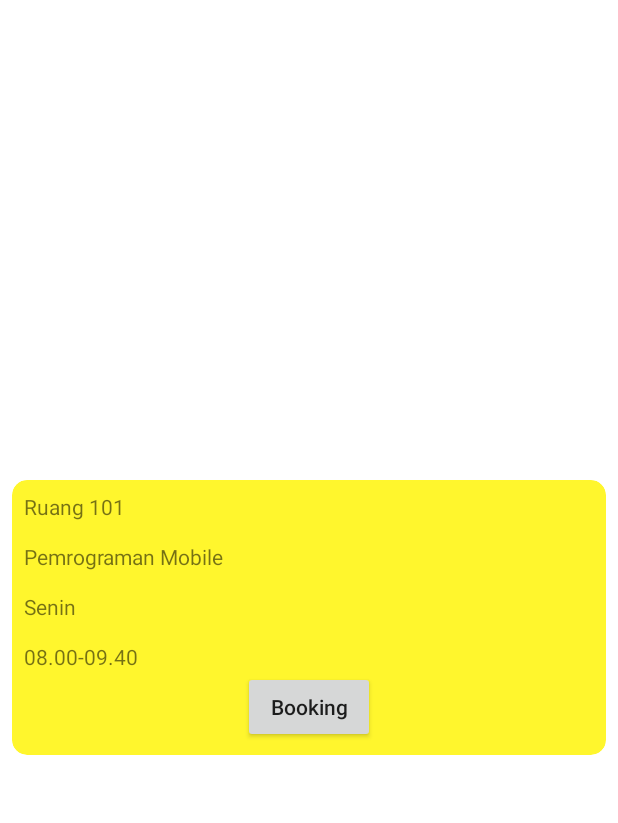
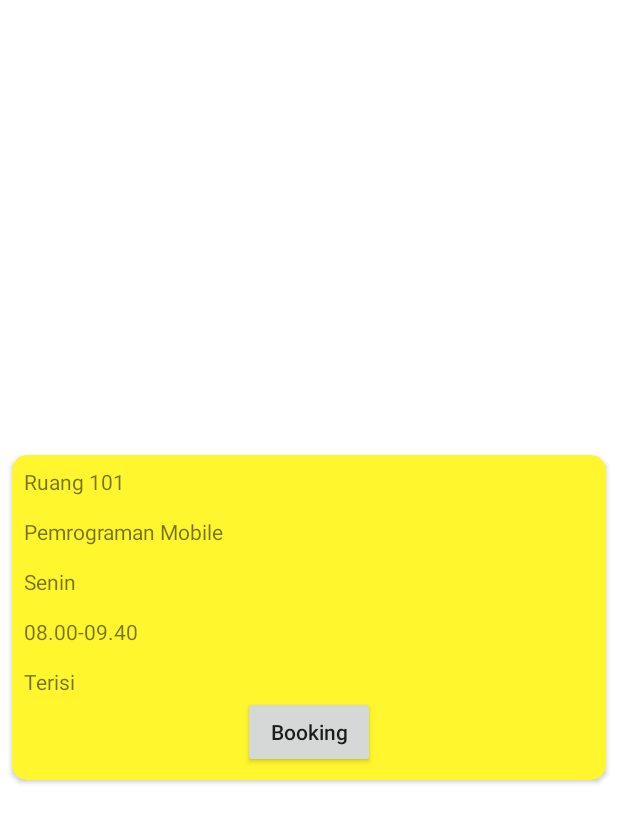
Before and after one commit to killuazoldyckk/FindMyClassApp, an Android app: the layout item_row_class.xml on its own in the app's theme, with its tools: preview values and no code run, on a phone screen of 412 x 824 dp. Shown: the top 823 px of the screen. Run offline under Robolectric (Android 15) with nearby library versions, the phone set to English and light mode, and no system bars.

Commit message:
added listener to booking button

```diff
--- a/app/src/main/AndroidManifest.xml
+++ b/app/src/main/AndroidManifest.xml
@@ -13,6 +13,9 @@
         android:supportsRtl="true"
         android:theme="@style/Theme.FindMyClassKotlin"
         tools:targetApi="31">
+        <activity
+            android:name=".BookingClassActivity"
+            android:exported="false" />
         <activity
             android:name=".RegisterActivity"
             android:exported="false" />
--- a/app/src/main/java/com/cc/findmyclasskotlin/Room.kt
+++ b/app/src/main/java/com/cc/findmyclasskotlin/Room.kt
@@ -6,5 +6,5 @@ data class Room(
     val matkul: String?= null,
     val hari: String?= null,
     val jam: String?= null,
-    val status: Boolean?= null
+    val status: String?= null
 )
--- a/app/src/main/res/layout/item_row_class.xml
+++ b/app/src/main/res/layout/item_row_class.xml
@@ -54,10 +54,20 @@
             android:text="08.00-09.40"
             android:layout_marginTop="14dp"/>
 
-        <androidx.appcompat.widget.AppCompatButton
+        <TextView
+            android:id="@+id/status_text"
             android:layout_width="wrap_content"
             android:layout_height="wrap_content"
-            card_view:layout_constraintTop_toBottomOf="@+id/waktu_text"
+            card_view:layout_constraintTop_toBottomOf="@id/waktu_text"
+            card_view:layout_constraintStart_toStartOf="parent"
+            android:text="Terisi"
+            android:layout_marginTop="14dp"/>
+
+        <androidx.appcompat.widget.AppCompatButton
+            android:id="@+id/booking_btn"
+            android:layout_width="wrap_content"
+            android:layout_height="wrap_content"
+            card_view:layout_constraintTop_toBottomOf="@+id/status_text"
             android:text="Booking"
             android:textAllCaps="false"
             card_view:layout_constraintStart_toStartOf="parent"
```
Also changed, not shown: app/src/main/java/com/cc/findmyclasskotlin/BookingClassActivity.kt (added, +11 -0 lines), app/src/main/java/com/cc/findmyclasskotlin/DashboardActivity.kt (+12 -4 lines), app/src/main/java/com/cc/findmyclasskotlin/ListClassAdapter.kt (+22 -0 lines).
